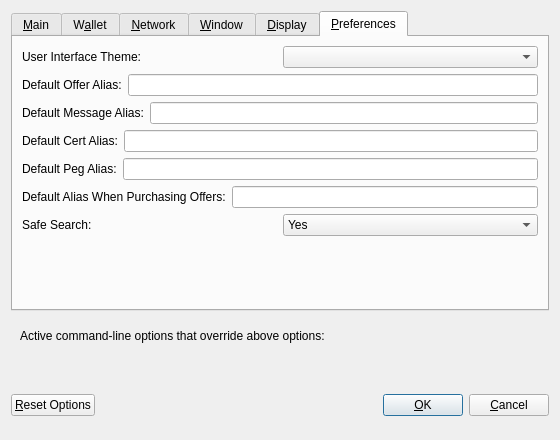
The window that src/qt/forms/optionsdialog.ui (willyko/syscoin2) describes before a commit, drawn with Qt 5.
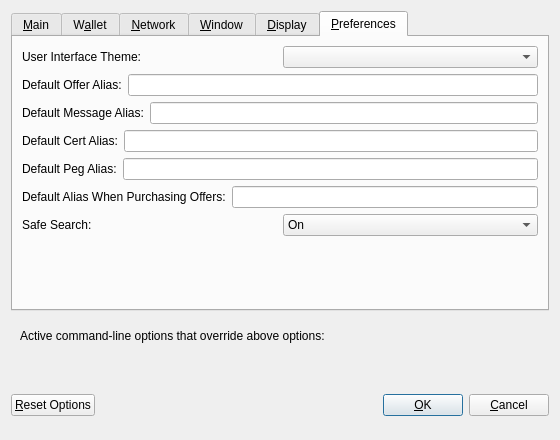
The same window after the commit. Custom widgets are drawn as their Qt base class.

```diff
--- a/src/qt/forms/optionsdialog.ui
+++ b/src/qt/forms/optionsdialog.ui
@@ -733,7 +733,7 @@
           <widget class="QComboBox" name="safeSearch">
            <item>
             <property name="text">
-             <string>Yes</string>
+             <string>On</string>
             </property>
            </item>
            <item>
```
Left out of the diff: 3 changed lines with no effect on the pictures.
